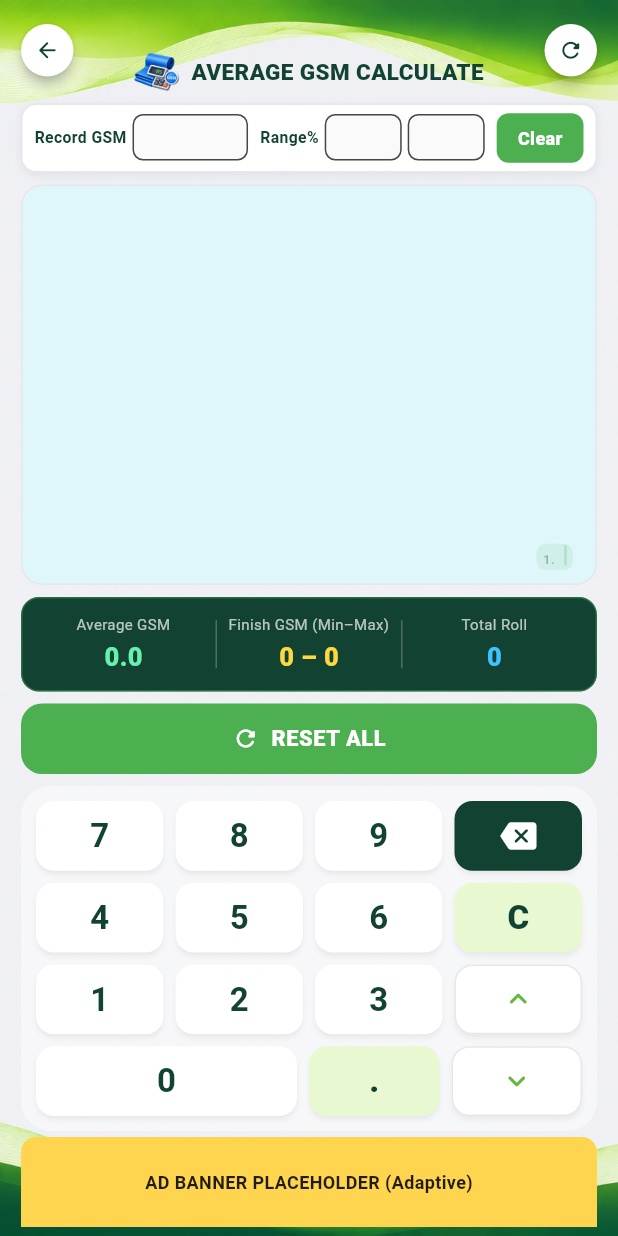
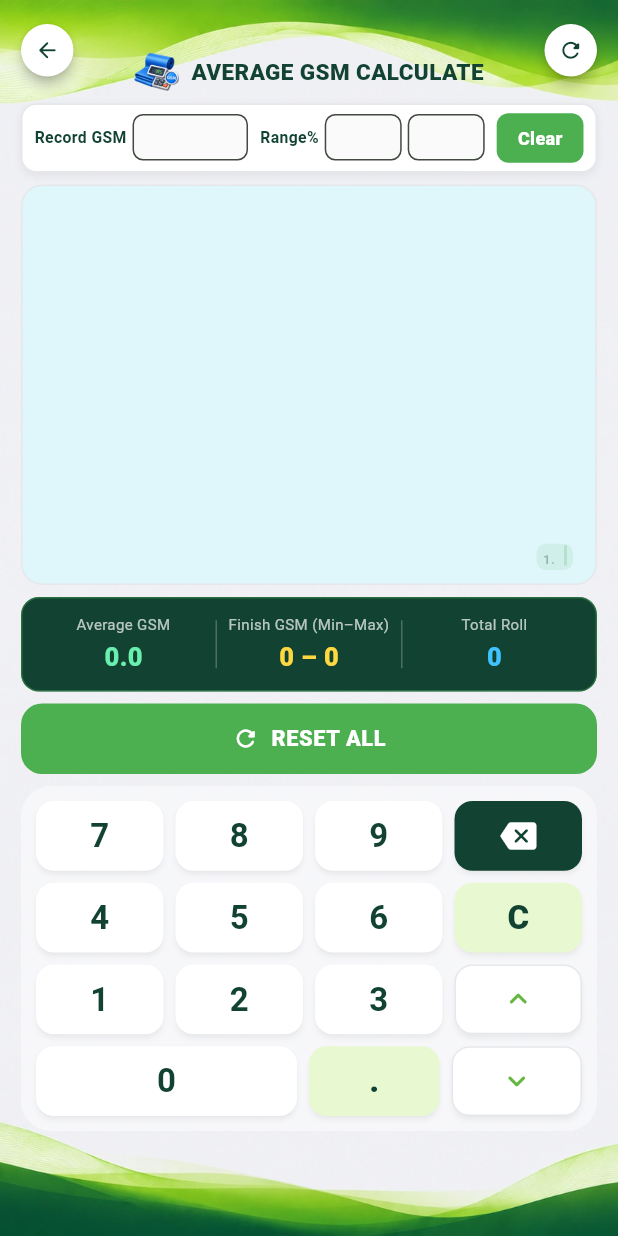
Before and after one commit to simion74/TexHelp, a Flutter app: the AverageGsmCalculateScreen screen opened directly, on a phone screen of 412 x 824 dp. Run offline on Flutter 3.47's test engine with Material 3 defaults, Android fonts, the phone set to English and light mode, and no system bars; our stand-ins replace google_mobile_ads, pdf, share_plus, shared_preferences; missing offline and left inert: excel; accounts and stored records are empty; network calls fail.

Commit message:
Add files via upload

```diff
--- a/lib/widgets/ad_banner.dart
+++ b/lib/widgets/ad_banner.dart
@@ -134,27 +134,13 @@ class _AdBannerWidgetState extends State<AdBannerWidget> {
       );
     }
 
-    // ২. ডিজাইন ও এডিটের সুবিধার্থে এড লোড না হলেও এই প্লেসহোল্ডার কন্টেইনারটি শো করবে
-    return Container(
+    // ২. অ্যাড লোড না হওয়া পর্যন্ত (বা লোড fail করলে) এই খালি জায়গাটা দেখাবে —
+    // height রিজার্ভ করে রাখা হয় যাতে অ্যাড লোড হওয়ার সময় লে-আউট হঠাৎ
+    // লাফিয়ে না ওঠে, কিন্তু প্রোডাকশনে দৃশ্যমান কোনো ডিবাগ বক্স/টেক্সট
+    // দেখানো হয় না।
+    return SizedBox(
       height: _placeholderHeight,
       width: double.infinity,
-      color: Colors.amber.shade300, // সহজে চেনার জন্য উজ্জ্বল হলুদ রং
-      alignment: Alignment.center,
-      child: const Text(
-        'AD BANNER PLACEHOLDER (Adaptive)',
-        style: TextStyle(
-          color: Colors.black87,
-          fontSize: 12,
-          fontWeight: FontWeight.bold,
-        ),
-      ),
     );
-
-    /*
-    *** প্রোডাকশনে বা আসল অ্যাপ রিলিজের সময় ওপরের প্লেসহোল্ডার Container-টি মুছে
-    নিচের অংশটুকু আনকমেন্ট করে দেবেন:
-
-    return const SizedBox.shrink();
-    */
   }
 }
```
